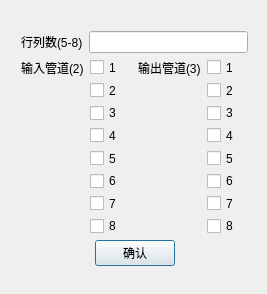
Before: the Qt Designer form config.ui in Konano/Programming-Training-QtMCS, drawn with Qt 5.
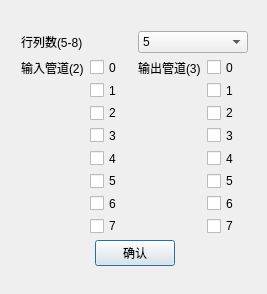
After: the same form once the commit is applied.

What changed in the file:
```diff
--- a/config.ui
+++ b/config.ui
@@ -51,13 +51,27 @@
        </widget>
       </item>
       <item>
-       <widget class="QLineEdit" name="sizeEdit">
-        <property name="enabled">
-         <bool>true</bool>
-        </property>
-        <property name="text">
-         <string/>
-        </property>
+       <widget class="QComboBox" name="sizeBox">
+        <item>
+         <property name="text">
+          <string>5</string>
+         </property>
+        </item>
+        <item>
+         <property name="text">
+          <string>6</string>
+         </property>
+        </item>
+        <item>
+         <property name="text">
+          <string>7</string>
+         </property>
+        </item>
+        <item>
+         <property name="text">
+          <string>8</string>
+         </property>
+        </item>
        </widget>
       </item>
      </layout>
@@ -93,7 +107,7 @@
         <item>
          <widget class="QCheckBox" name="checkBox_in_0">
           <property name="text">
-           <string>1</string>
+           <string>0</string>
           </property>
           <property name="checkable">
            <bool>true</bool>
@@ -106,49 +120,52 @@
         <item>
          <widget class="QCheckBox" name="checkBox_in_1">
           <property name="text">
-           <string>2</string>
+           <string>1</string>
+          </property>
+          <property name="checked">
+           <bool>false</bool>
           </property>
          </widget>
         </item>
         <item>
          <widget class="QCheckBox" name="checkBox_in_2">
           <property name="text">
-           <string>3</string>
+           <string>2</string>
           </property>
          </widget>
         </item>
         <item>
          <widget class="QCheckBox" name="checkBox_in_3">
           <property name="text">
-           <string>4</string>
+           <string>3</string>
           </property>
          </widget>
         </item>
         <item>
          <widget class="QCheckBox" name="checkBox_in_4">
           <property name="text">
-           <string>5</string>
+           <string>4</string>
           </property>
          </widget>
         </item>
         <item>
          <widget class="QCheckBox" name="checkBox_in_5">
           <property name="text">
-           <string>6</string>
+           <string>5</string>
           </property>
          </widget>
         </item>
         <item>
          <widget class="QCheckBox" name="checkBox_in_6">
           <property name="text">
-           <string>7</string>
+           <string>6</string>
           </property>
          </widget>
         </item>
         <item>
          <widget class="QCheckBox" name="checkBox_in_7">
           <property name="text">
-           <string>8</string>
+           <string>7</string>
           </property>
          </widget>
         </item>
@@ -183,56 +200,71 @@
         <item>
          <widget class="QCheckBox" name="checkBox_out_0">
           <property name="text">
-           <string>1</string>
+           <string>0</string>
+          </property>
+          <property name="checked">
+           <bool>false</bool>
           </property>
          </widget>
         </item>
         <item>
          <widget class="QCheckBox" name="checkBox_out_1">
           <property name="text">
-           <string>2</string>
+           <string>1</string>
+          </property>
+          <property name="checked">
+           <bool>false</bool>
           </property>
          </widget>
         </item>
         <item>
          <widget class="QCheckBox" name="checkBox_out_2">
           <property name="text">
-           <string>3</string>
+           <string>2</string>
+          </property>
+          <property name="checked">
+           <bool>false</bool>
           </property>
          </widget>
         </item>
         <item>
          <widget class="QCheckBox" name="checkBox_out_3">
+          <property name="enabled">
+           <bool>true</bool>
+          </property>
           <property name="text">
-           <string>4</string>
+           <string>3</string>
+          </property>
+          <property name="checkable">
+           <bool>true</bool>
           </property>
          </widget>
         </item>
         <item>
          <widget class="QCheckBox" name="checkBox_out_4">
           <property name="text">
-           <string>5</string>
+           <string>4</string>
           </property>
          </widget>
         </item>
         <item>
          <widget class="QCheckBox" name="checkBox_out_5">
           <property name="text">
-           <string>6</string>
+           <string>5</string>
           </property>
          </widget>
         </item>
         <item>
          <widget class="QCheckBox" name="checkBox_out_6">
           <property name="text">
-           <string>7</string>
+           <string>6</string>
           </property>
          </widget>
         </item>
         <item>
          <widget class="QCheckBox" name="checkBox_out_7">
           <property name="text">
-           <string>8</string>
+           <string>7</string>
           </property>
          </widget>
         </item>
```
